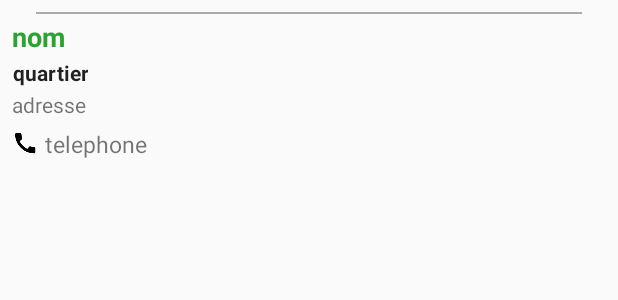
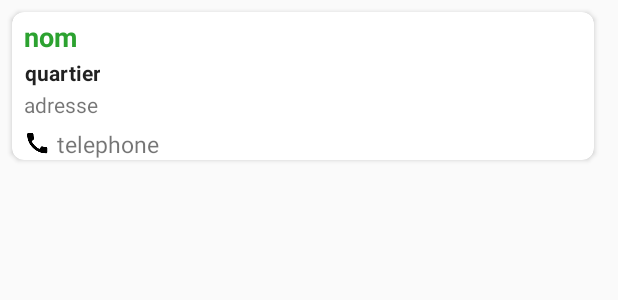
Before and after one commit to chikoungoun/Pharmacie-de-Garde, an Android app: the layout list_item.xml on its own in the app's theme, with its tools: preview values and no code run, on a phone screen of 412 x 824 dp. Shown: the top 300 px of the screen. Run offline under Robolectric (Android 15) with nearby library versions, the phone set to English and light mode, and no system bars; network calls fail.

Commit message:
modifying the recycleriew to Cardview rows

```diff
--- a/PDG/app/src/main/res/layout/list_item.xml
+++ b/PDG/app/src/main/res/layout/list_item.xml
@@ -1,63 +1,70 @@
 <?xml version="1.0" encoding="utf-8"?>
-<RelativeLayout
-    xmlns:android="http://schemas.android.com/apk/res/android"
+<androidx.cardview.widget.CardView xmlns:android="http://schemas.android.com/apk/res/android"
+    xmlns:card_view="http://schemas.android.com/apk/res-auto"
+    card_view:cardCornerRadius="8dp"
+    android:id="@+id/cardview"
+    android:layout_width="match_parent"
+    android:layout_height="wrap_content"
+    android:layout_marginStart="8dp"
+    android:layout_marginTop="8dp"
+    android:layout_marginEnd="16dp"
+    android:clickable="true"
+    android:foreground="?attr/selectableItemBackgroundBorderless"
+    >
+
+    <RelativeLayout xmlns:android="http://schemas.android.com/apk/res/android"
         xmlns:tools="http://schemas.android.com/tools"
         android:layout_width="wrap_content"
-    android:layout_height="wrap_content"
-    android:layout_marginTop="8dp"
-    android:foreground="?attr/selectableItemBackgroundBorderless"
-    android:clickable="true">
+        android:layout_height="wrap_content">
 
-    <View
+       <!--  <View
             android:id="@+id/divider"
             android:layout_width="match_parent"
             android:layout_height="1dp"
-        android:background="@android:color/darker_gray"
+            android:layout_marginLeft="24dp"
 
             android:layout_marginRight="24dp"
-        android:layout_marginLeft="24dp"
-        />
+            android:background="@android:color/darker_gray" /> -->
 
 
         <LinearLayout
             android:layout_width="wrap_content"
             android:layout_height="wrap_content"
+            android:layout_marginTop="4dp"
+            android:lineSpacingExtra="10dp"
             android:orientation="vertical"
-        android:layout_marginTop="4dp"
             android:paddingLeft="8dp"
-        android:paddingRight="8dp"
-        android:lineSpacingExtra="10dp">
+            android:paddingRight="8dp">
 
             <TextView
                 android:id="@+id/nom"
+                style="@style/TextAppearance.AppCompat.Medium"
                 android:layout_width="wrap_content"
                 android:layout_height="wrap_content"
                 android:gravity="left"
-            tools:text="nom"
-            style="@style/TextAppearance.AppCompat.Medium"
                 android:textColor="@color/colorPharma"
-            android:textStyle="bold"/>
+                android:textStyle="bold"
+                tools:text="nom" />
 
             <TextView
                 android:id="@+id/quartier"
+                style="@style/TextAppearance.AppCompat.Body1"
                 android:layout_width="wrap_content"
                 android:layout_height="wrap_content"
                 android:gravity="center"
-            tools:text="quartier"
-            style="@style/TextAppearance.AppCompat.Body1"
+                android:paddingTop="2dp"
                 android:textStyle="bold"
-            android:paddingTop="2dp"
-            />
+                tools:text="quartier" />
 
             <TextView
                 android:id="@+id/adresse"
+                style="@style/TextAppearance.AppCompat.Small"
                 android:layout_width="wrap_content"
                 android:layout_height="wrap_content"
+                android:ellipsize="end"
                 android:gravity="left"
+                android:paddingTop="2dp"
                 tools:text="adresse"
-            style="@style/TextAppearance.AppCompat.Small"
-            android:paddingTop="2dp"
-            android:ellipsize="end"
 
                 />
 
@@ -65,21 +72,19 @@
                 android:id="@+id/telephone"
                 android:layout_width="wrap_content"
                 android:layout_height="wrap_content"
-            android:gravity="center"
-            tools:text="telephone"
-            android:textSize="15sp"
-            android:paddingTop="4dp"
                 android:layout_marginTop="2dp"
                 android:drawableLeft="@drawable/baseline_call_black_18"
                 android:drawablePadding="4dp"
+                android:gravity="center"
+                android:paddingTop="4dp"
+                android:textSize="15sp"
+                tools:text="telephone"
 
                 />
-
-
 
 
         </LinearLayout>
 
 
-
     </RelativeLayout>
+</androidx.cardview.widget.CardView>
--- a/PDG/app/src/main/res/values/dimens.xml
+++ b/PDG/app/src/main/res/values/dimens.xml
@@ -1,3 +1,6 @@
 <resources>
     <dimen name="fab_margin">16dp</dimen>
+    <dimen name="space8">8dp</dimen>
+    <dimen name="space16">16dp</dimen>
+
 </resources>
```
Also changed, not shown: PDG/app/src/main/java/com/example/pharma_casa/MainActivity.java (+4 -3 lines), PDG/app/src/main/java/com/example/pharma_casa/PharmacieAdapter.java (+11 -3 lines), PDG/app/src/main/res/layout/activity_main.xml (+9 -7 lines). Lines whose indentation alone changed are shown as unchanged.
